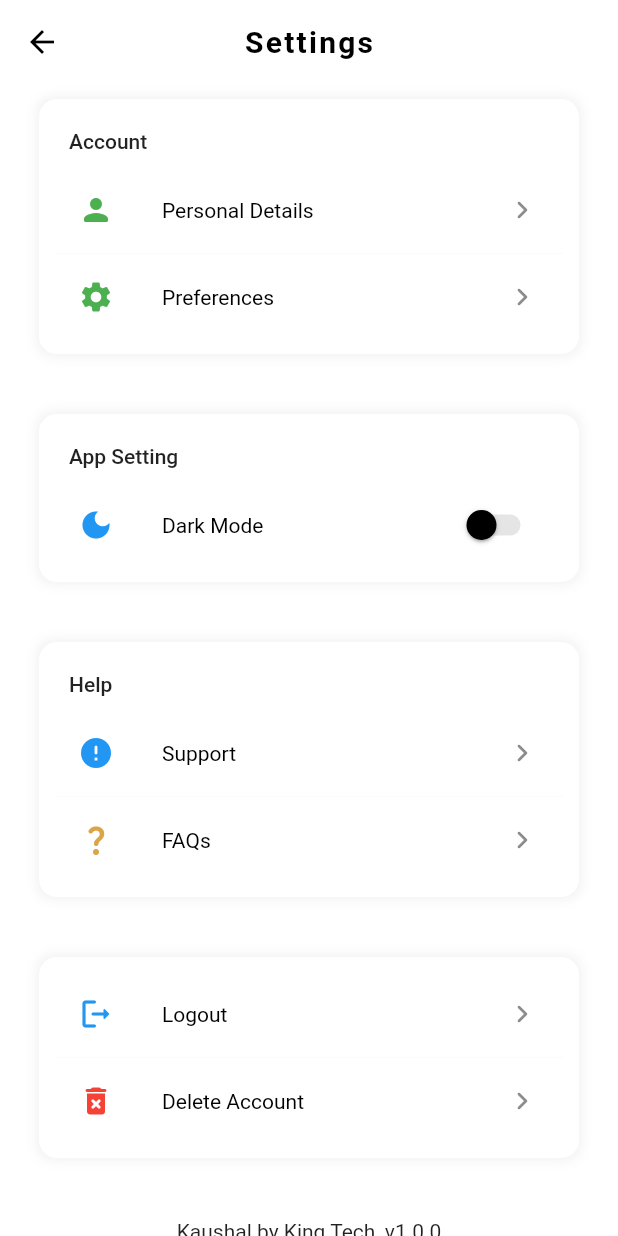
After one commit to king-technologies/kaushal, a Flutter app: the Settings screen opened by its route, on a phone screen of 412 x 824 dp. The commit adds this screen. Run offline on Flutter 3.47's test engine with Material 2 defaults, Android fonts, the phone set to English and light mode, and no system bars; our stand-ins replace shared_preferences; accounts and stored records are empty.

Commit message:
👑Settings Page Done

```diff
--- a/lib/main.dart
+++ b/lib/main.dart
@@ -7,7 +7,12 @@ import "utils/theme_util.dart";
 import "values/strings.dart";
 
 void main() => runApp(
-      ChangeNotifierProvider(
+      NotificationListener<OverscrollIndicatorNotification>(
+        onNotification: (OverscrollIndicatorNotification overscroll) {
+          overscroll.disallowIndicator();
+          return false;
+        },
+        child: ChangeNotifierProvider(
           create: (context) => ThemeUtils(),
           builder: (context, _) {
             final themeUtils = Provider.of<ThemeUtils>(context);
@@ -23,6 +28,7 @@ void main() => runApp(
               home: const MyHome(),
             );
           },
+        ),
       ),
     );
 
@@ -44,22 +50,9 @@ class _MyHomeState extends State<MyHome> {
 
   @override
   Widget build(BuildContext context) {
-    final themeUtils = Provider.of<ThemeUtils>(context);
     return Scaffold(
       appBar: AppBar(
         title: const Text(appName),
-        actions: [
-          IconButton(
-            onPressed: () {
-              themeUtils.themeMode == ThemeMode.dark
-                  ? themeUtils.toggleTheme(false)
-                  : themeUtils.toggleTheme(true);
-            },
-            icon: Icon(themeUtils.themeMode == ThemeMode.dark
-                ? Icons.light_mode
-                : Icons.dark_mode),
-          ),
-        ],
       ),
       drawer: Drawer(
         child: ListView(
@@ -89,7 +82,7 @@ class _MyHomeState extends State<MyHome> {
               title: const Text("Settings"),
               onTap: () {
                 Navigator.pop(context);
-                Navigator.pushNamed(context, settings);
+                Navigator.pushNamed(context, settingsRoute);
               },
             ),
             ListTile(
--- /dev/null
+++ b/lib/screen/settings.dart
@@ -0,0 +1,193 @@
+import "package:flutter/material.dart";
+import 'package:kaushal/values/strings.dart';
+import 'package:provider/provider.dart';
+
+import '../utils/theme_util.dart';
+
+class Settings extends StatefulWidget {
+  const Settings({Key? key}) : super(key: key);
+
+  @override
+  _SettingsState createState() => _SettingsState();
+}
+
+class _SettingsState extends State<Settings> {
+  @override
+  Widget build(BuildContext context) {
+    final themeUtils = Provider.of<ThemeUtils>(context, listen: true);
+    return Scaffold(
+      appBar: AppBar(
+        title: const Text("Settings"),
+      ),
+      body: SingleChildScrollView(
+        child: Column(
+          children: [
+            Container(
+              margin: const EdgeInsets.symmetric(horizontal: 26, vertical: 10),
+              decoration: BoxDecoration(
+                color: Colors.white,
+                borderRadius: const BorderRadius.all(Radius.circular(12)),
+                boxShadow: [
+                  BoxShadow(
+                    color: Colors.black.withOpacity(0.05),
+                    spreadRadius: 2,
+                    blurRadius: 6,
+                    offset: const Offset(0, 0), // changes position of shadow
+                  ),
+                ],
+              ),
+              padding: const EdgeInsets.all(10.0),
+              child: Column(
+                children: [
+                  Container(
+                    alignment: Alignment.centerLeft,
+                    padding: const EdgeInsets.all(10),
+                    child: Text("Account",
+                        style: Theme.of(context).textTheme.bodyText1),
+                  ),
+                  ListTile(
+                    leading:
+                        const Icon(Icons.person_rounded, color: Colors.green),
+                    title: const Text("Personal Details"),
+                    onTap: () => Navigator.pushNamed(context, "/profile"),
+                    trailing: const Icon(Icons.keyboard_arrow_right_rounded),
+                  ),
+                  const Divider(height: 2, thickness: 0.1),
+                  ListTile(
+                    leading: const Icon(Icons.settings, color: Colors.green),
+                    title: const Text("Preferences"),
+                    onTap: () => Navigator.pushNamed(context, "/profile"),
+                    trailing: const Icon(Icons.keyboard_arrow_right_rounded),
+                  ),
+                ],
+              ),
+            ),
+            const SizedBox(height: 20),
+            Container(
+              margin: const EdgeInsets.symmetric(horizontal: 26, vertical: 10),
+              decoration: BoxDecoration(
+                color: Colors.white,
+                borderRadius: const BorderRadius.all(Radius.circular(12)),
+                boxShadow: [
+                  BoxShadow(
+                    color: Colors.black.withOpacity(0.05),
+                    spreadRadius: 2,
+                    blurRadius: 6,
+                    offset: const Offset(0, 0), // changes position of shadow
+                  ),
+                ],
+              ),
+              padding: const EdgeInsets.all(10.0),
+              child: Column(
+                children: [
+                  Container(
+                    alignment: Alignment.centerLeft,
+                    padding: const EdgeInsets.all(10),
+                    child: Text("App Setting",
+                        style: Theme.of(context).textTheme.bodyText1),
+                  ),
+                  ListTile(
+                    iconColor: Colors.blue,
+                    leading: Icon(themeUtils.themeMode == ThemeMode.dark
+                        ? Icons.light_mode
+                        : Icons.dark_mode),
+                    title: const Text("Dark Mode"),
+                    onTap: () => Navigator.pushNamed(context, "/profile"),
+                    trailing: Switch(
+                      value: themeUtils.themeMode == ThemeMode.dark,
+                      onChanged: (value) => themeUtils.toggleTheme(value),
+                    ),
+                  ),
+                ],
+              ),
+            ),
+            const SizedBox(height: 20),
+            Container(
+              margin: const EdgeInsets.symmetric(horizontal: 26, vertical: 10),
+              decoration: BoxDecoration(
+                color: Colors.white,
+                borderRadius: const BorderRadius.all(Radius.circular(12)),
+                boxShadow: [
+                  BoxShadow(
+                    color: Colors.black.withOpacity(0.05),
+                    spreadRadius: 2,
+                    blurRadius: 6,
+                    offset: const Offset(0, 0), // changes position of shadow
+                  ),
+                ],
+              ),
+              padding: const EdgeInsets.all(10.0),
+              child: Column(
+                children: [
+                  Container(
+                    alignment: Alignment.centerLeft,
+                    padding: const EdgeInsets.all(10),
+                    child: Text("Help",
+                        style: Theme.of(context).textTheme.bodyText1),
+                  ),
+                  ListTile(
+                    leading:
+                        const Icon(Icons.error_rounded, color: Colors.blue),
+                    title: const Text("Support"),
+                    onTap: () => Navigator.pushNamed(context, "/profile"),
+                    trailing: const Icon(Icons.keyboard_arrow_right_rounded),
+                  ),
+                  const Divider(height: 2, thickness: 0.1),
+                  ListTile(
+                    leading: const Icon(Icons.question_mark_rounded,
+                        color: Color.fromARGB(255, 219, 164, 73)),
+                    title: const Text("FAQs"),
+                    onTap: () => Navigator.pushNamed(context, "/profile"),
+                    trailing: const Icon(Icons.keyboard_arrow_right_rounded),
+                  ),
+                ],
+              ),
+            ),
+            const SizedBox(height: 20),
+            Container(
+              margin: const EdgeInsets.symmetric(horizontal: 26, vertical: 10),
+              decoration: BoxDecoration(
+                color: Colors.white,
+                borderRadius: const BorderRadius.all(Radius.circular(12)),
+                boxShadow: [
+                  BoxShadow(
+                    color: Colors.black.withOpacity(0.05),
+                    spreadRadius: 2,
+                    blurRadius: 6,
+                    offset: const Offset(0, 0), // changes position of shadow
+                  ),
+                ],
+              ),
+              padding: const EdgeInsets.all(10.0),
+              child: Column(
+                children: [
+                  ListTile(
+                    leading:
+                        const Icon(Icons.logout_rounded, color: Colors.blue),
+                    title: const Text("Logout"),
+                    onTap: () => Navigator.pushNamed(context, "/profile"),
+                    trailing: const Icon(Icons.keyboard_arrow_right_rounded),
+                  ),
+                  const Divider(height: 2, thickness: 0.1),
+                  ListTile(
+                    leading: const Icon(Icons.delete_forever_rounded,
+                        color: Colors.red),
+                    title: const Text("Delete Account"),
+                    onTap: () => Navigator.pushNamed(context, "/profile"),
+                    trailing: const Icon(Icons.keyboard_arrow_right_rounded),
+                  ),
+                ],
+              ),
+            ),
+            const SizedBox(height: 25),
+            const Padding(
+                padding: EdgeInsets.symmetric(vertical: 6),
+                child: Text(appName + " by King Tech, v1.0.0")),
+            const Text("Made with ❣️ in India"),
+            const SizedBox(height: 30),
+          ],
+        ),
+      ),
+    );
+  }
+}
--- a/lib/utils/router.dart
+++ b/lib/utils/router.dart
@@ -1,7 +1,8 @@
 import 'package:flutter/material.dart';
 
+import '../screen/arithmetic.dart';
 import '../screen/one_focus.dart';
-import '../screen/arithmetic.dart';
+import '../screen/settings.dart';
 import '../values/strings.dart';
 
 class RouteGenerator {
@@ -20,6 +21,8 @@ class RouteGenerator {
             builder: (_) => const Arithmetic(isAddition: false));
       case oneFocus:
         return MaterialPageRoute(builder: (_) => const OneFocus());
+      case settingsRoute:
+        return MaterialPageRoute(builder: (_) => const Settings());
       default:
         return MaterialPageRoute(
           builder: (_) => Scaffold(
--- a/lib/values/strings.dart
+++ b/lib/values/strings.dart
@@ -5,5 +5,5 @@ const themeSP = "themeSP";
 const addSub = "/addition-subtraction";
 const mulDiv = "/multiplication-division";
 const oneFocus = "/one-focus";
-const settings = "/settings";
+const settingsRoute = "/settings";
 const about = "/about";
```
Lines whose indentation alone changed are shown as unchanged.
